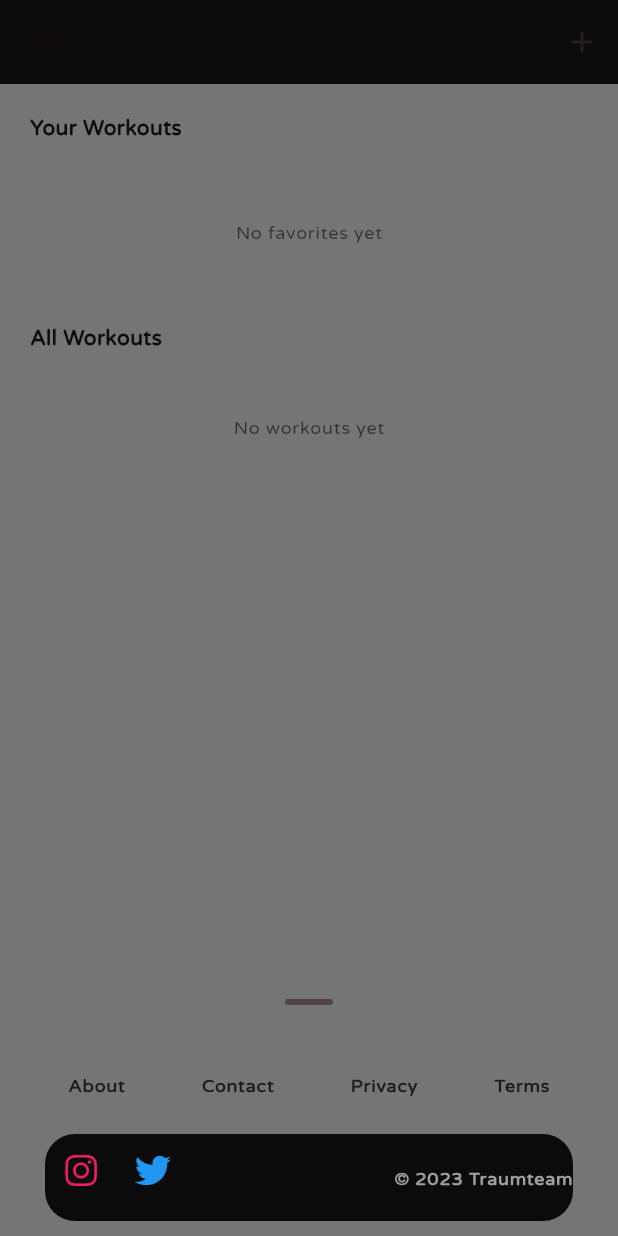
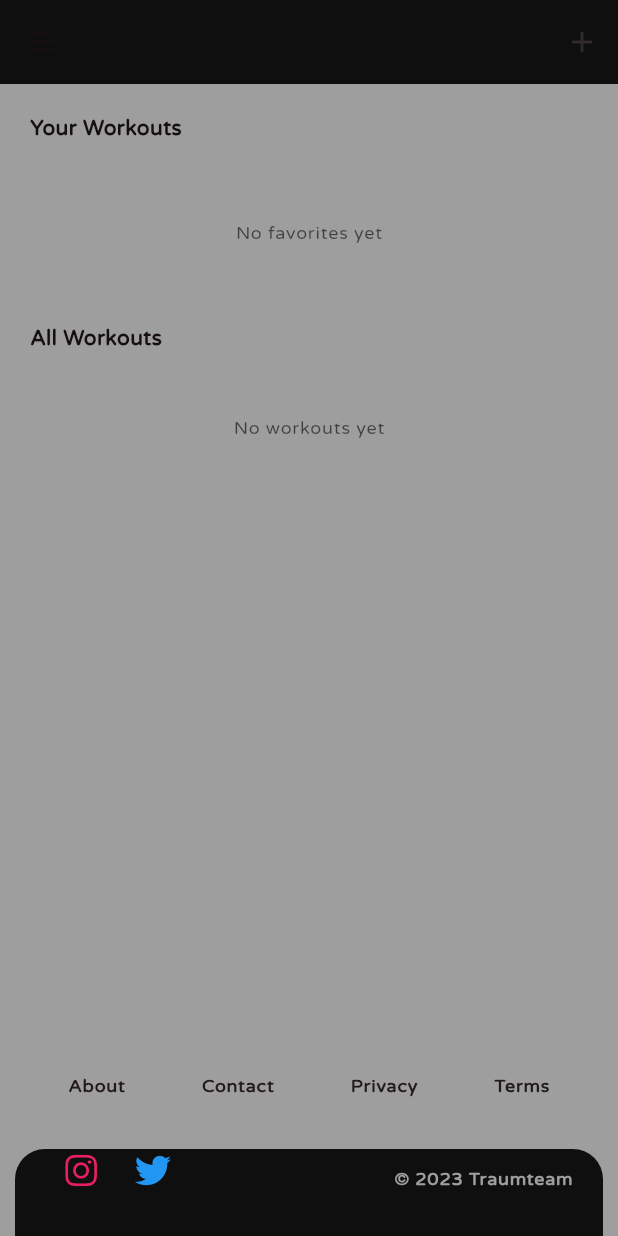
Before and after one commit to Vadime/FitnessApp, a Flutter app: the screen it shows once a user with an empty profile is signed in, item 2 of the bottom bar chosen, after a tap on the "menu" icon, on a phone screen of 412 x 824 dp. Run offline on Flutter 3.47's test engine with Material 2 defaults, Android fonts, the phone set to English and light mode, and no system bars; our stand-ins replace bloc, cloud_firestore, cloud_functions, equatable, file_picker, firebase_analytics and 9 more; accounts and stored records are empty.

Commit message:
fixed ui popup safearea

```diff
--- a/frontend/lib/app.dart
+++ b/frontend/lib/app.dart
@@ -1,8 +1,8 @@
 import 'package:fitness_app/bloc/authentication/authentication_bloc.dart';
 import 'package:fitness_app/bloc/theme/theme_bloc.dart';
 import 'package:fitness_app/utils/utils.dart';
+import 'package:fitness_app/view/app_splash_error_screen.dart';
 import 'package:fitness_app/view/home_screen.dart';
-import 'package:fitness_app/view/app_splash_error_screen.dart';
 import 'package:fitness_app/view/login_screen.dart';
 import 'package:flutter/material.dart';
 import 'package:flutter/services.dart';
--- a/frontend/lib/utils/src/navigation.dart
+++ b/frontend/lib/utils/src/navigation.dart
@@ -25,9 +25,10 @@ class Navigation {
     await showModalBottomSheet(
       context: App.navigatorKey.currentContext!,
       backgroundColor: Colors.transparent,
-      showDragHandle: true,
+      showDragHandle: false,
       isScrollControlled: true,
-      enableDrag: true,
+      enableDrag: false,
+      barrierColor: Colors.black38,
       builder: (context) => Container(
         decoration: BoxDecoration(
           color: context.theme.scaffoldBackgroundColor,
@@ -37,7 +38,10 @@ class Navigation {
           10,
           0,
           10,
-          MediaQuery.of(App.navigatorKey.currentContext!).viewInsets.bottom +
+          context.bottomInset +
+              MediaQuery.of(App.navigatorKey.currentContext!)
+                  .viewInsets
+                  .bottom +
               10,
         ),
         child: widget,
--- a/frontend/lib/view/admin_course_delete_popup.dart
+++ b/frontend/lib/view/admin_course_delete_popup.dart
@@ -18,8 +18,6 @@ class AdminCourseDeletePopup extends StatelessWidget {
   Widget build(BuildContext context) {
     return Padding(
       padding: const EdgeInsets.all(20),
-      child: SafeArea(
-        top: false,
       child: Column(
         crossAxisAlignment: CrossAxisAlignment.stretch,
         mainAxisSize: MainAxisSize.min,
@@ -69,7 +67,6 @@ class AdminCourseDeletePopup extends StatelessWidget {
           ),
         ],
       ),
-      ),
     );
   }
 }
--- a/frontend/lib/view/admin_exercise_delete_popup.dart
+++ b/frontend/lib/view/admin_exercise_delete_popup.dart
@@ -18,8 +18,6 @@ class AdminExerciseDeletePopup extends StatelessWidget {
   Widget build(BuildContext context) {
     return Padding(
       padding: const EdgeInsets.all(20),
-      child: SafeArea(
-        top: false,
       child: Column(
         crossAxisAlignment: CrossAxisAlignment.stretch,
         mainAxisSize: MainAxisSize.min,
@@ -69,7 +67,6 @@ class AdminExerciseDeletePopup extends StatelessWidget {
           ),
         ],
       ),
-      ),
     );
   }
 }
--- a/frontend/lib/view/admin_workout_delete_popup.dart
+++ b/frontend/lib/view/admin_workout_delete_popup.dart
@@ -15,8 +15,6 @@ class DeleteWorkoutPopup extends StatelessWidget {
   Widget build(BuildContext context) {
     return Padding(
       padding: const EdgeInsets.all(20),
-      child: SafeArea(
-        top: false,
       child: Column(
         crossAxisAlignment: CrossAxisAlignment.stretch,
         mainAxisSize: MainAxisSize.min,
@@ -50,7 +48,6 @@ class DeleteWorkoutPopup extends StatelessWidget {
           ),
         ],
       ),
-      ),
     );
   }
 }
--- a/frontend/lib/view/home_screen.dart
+++ b/frontend/lib/view/home_screen.dart
@@ -137,14 +137,14 @@ class HomeScreen extends StatelessWidget {
             body: state.page,
             bottomNavigationBar: Padding(
               padding: const EdgeInsets.fromLTRB(
-                30,
+                10,
                 0,
-                30,
                 10,
+                0,
               ),
               child: ClipRRect(
-                borderRadius: BorderRadius.circular(
-                  20,
+                borderRadius: const BorderRadius.vertical(
+                  top: Radius.circular(20),
                 ),
                 child: BottomNavigationBar(
                   currentIndex: state.index,
--- a/frontend/lib/view/profile_theme_change_popup.dart
+++ b/frontend/lib/view/profile_theme_change_popup.dart
@@ -10,8 +10,6 @@ class ThemeChangePopup extends StatelessWidget {
   Widget build(BuildContext context) {
     return Padding(
       padding: const EdgeInsets.all(20),
-      child: SafeArea(
-        top: false,
       child: Column(
         mainAxisSize: MainAxisSize.min,
         crossAxisAlignment: CrossAxisAlignment.stretch,
@@ -53,7 +51,6 @@ class ThemeChangePopup extends StatelessWidget {
           )
         ],
       ),
-      ),
     );
   }
 }
--- a/frontend/lib/view/user_accunt_delete_popup.dart
+++ b/frontend/lib/view/user_accunt_delete_popup.dart
@@ -18,8 +18,6 @@ class _UserAccountDeletePopupState extends State<UserAccountDeletePopup> {
   Widget build(BuildContext context) {
     return Padding(
       padding: const EdgeInsets.all(20),
-      child: SafeArea(
-        top: false,
       child: Column(
         crossAxisAlignment: CrossAxisAlignment.stretch,
         mainAxisSize: MainAxisSize.min,
@@ -68,7 +66,6 @@ class _UserAccountDeletePopupState extends State<UserAccountDeletePopup> {
           ),
         ],
       ),
-      ),
     );
   }
 }
--- a/frontend/lib/view/user_workout_add_screen.dart
+++ b/frontend/lib/view/user_workout_add_screen.dart
@@ -450,8 +450,6 @@ class DeleteWorkoutPopup extends StatelessWidget {
   Widget build(BuildContext context) {
     return Padding(
       padding: const EdgeInsets.all(20),
-      child: SafeArea(
-        top: false,
       child: Column(
         crossAxisAlignment: CrossAxisAlignment.stretch,
         mainAxisSize: MainAxisSize.min,
@@ -486,7 +484,6 @@ class DeleteWorkoutPopup extends StatelessWidget {
           ),
         ],
       ),
-      ),
     );
   }
 }
--- a/frontend/lib/view/user_workout_in_progress_finished_popup.dart
+++ b/frontend/lib/view/user_workout_in_progress_finished_popup.dart
@@ -25,9 +25,7 @@ class _UserWorkoutInProgressFinishedPopupState
 
   @override
   Widget build(BuildContext context) {
-    return SafeArea(
-      top: false,
-      child: Padding(
+    return Padding(
       padding: const EdgeInsets.fromLTRB(20, 20, 20, 10),
       child: Column(
         mainAxisSize: MainAxisSize.min,
@@ -79,7 +77,6 @@ class _UserWorkoutInProgressFinishedPopupState
           ),
         ],
       ),
-      ),
     );
   }
 }
--- a/frontend/lib/view/workout_in_progress_screen.dart
+++ b/frontend/lib/view/workout_in_progress_screen.dart
@@ -140,9 +140,7 @@ class _WorkoutFinishedPopupState extends State<WorkoutFinishedPopup> {
 
   @override
   Widget build(BuildContext context) {
-    return SafeArea(
-      top: false,
-      child: Padding(
+    return Padding(
       padding: const EdgeInsets.fromLTRB(20, 20, 20, 10),
       child: Column(
         mainAxisSize: MainAxisSize.min,
@@ -193,7 +191,6 @@ class _WorkoutFinishedPopupState extends State<WorkoutFinishedPopup> {
             child: const Text('Back to Home'),
           ),
         ],
-        ),
       ),
     );
   }
--- a/frontend/packages/widgets/lib/src/footer/footer.dart
+++ b/frontend/packages/widgets/lib/src/footer/footer.dart
@@ -27,8 +27,6 @@ class Footer extends StatelessWidget {
   Widget build(BuildContext context) {
     return Padding(
       padding: EdgeInsets.fromLTRB(padding, 20, padding, 0),
-      child: SafeArea(
-        top: false,
       child: Column(
         crossAxisAlignment: CrossAxisAlignment.stretch,
         mainAxisSize: MainAxisSize.min,
@@ -85,7 +83,6 @@ class Footer extends StatelessWidget {
           ),
         ],
       ),
-      ),
     );
   }
 }
```
Also changed, not shown: frontend/lib/view/user_course_list_page.dart (+15 -23 lines), frontend/pubspec.lock, 4 other files. Lines whose indentation alone changed are shown as unchanged.
